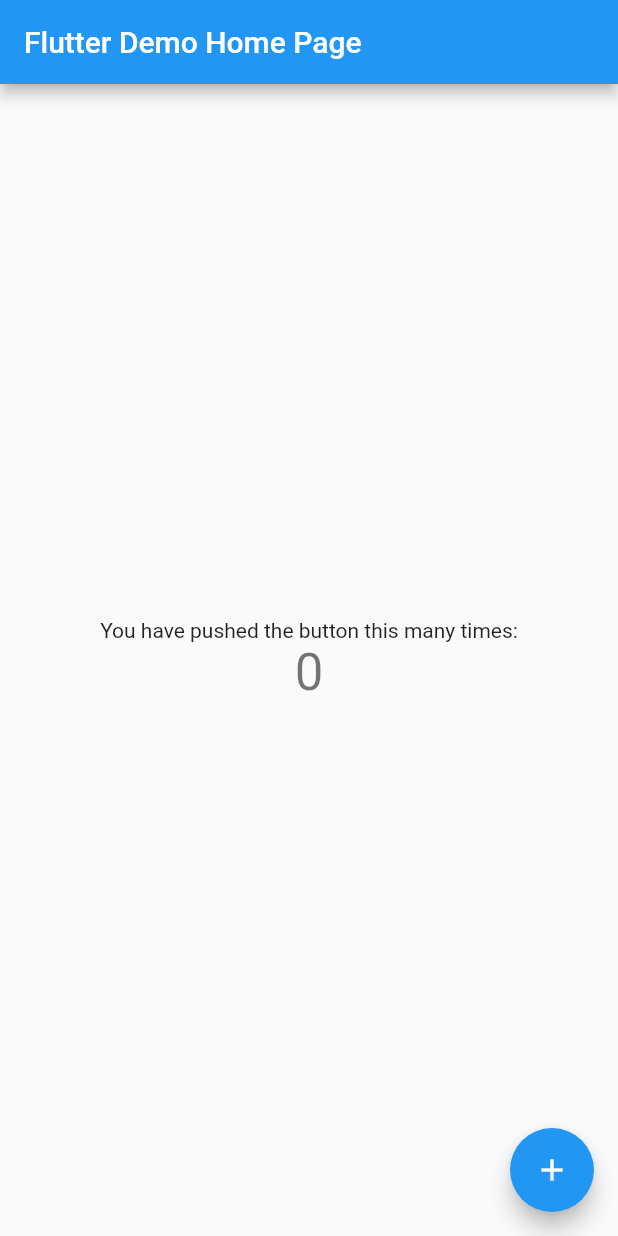
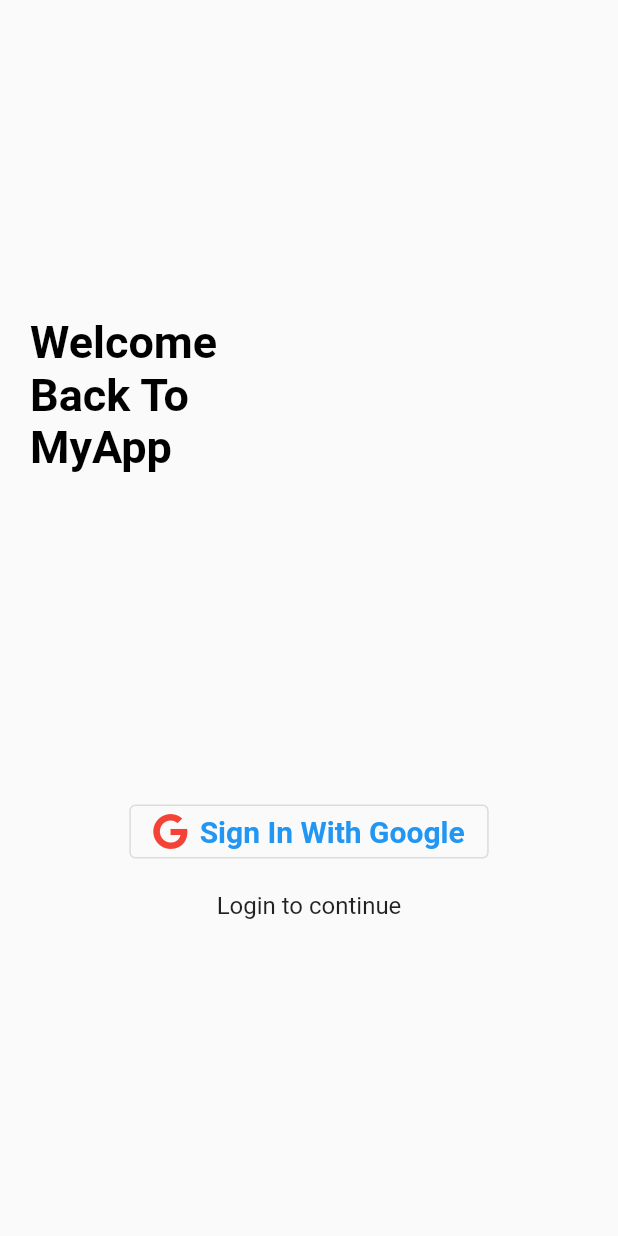
Before and after one commit to bienvu27/flutter_auth_social, a Flutter app: the screen it shows after launch, on a phone screen of 412 x 824 dp. Run offline on Flutter 3.47's test engine with Material 2 defaults, Android fonts, the phone set to English and light mode, and no system bars; our stand-ins replace firebase_auth, firebase_core, font_awesome_flutter, google_sign_in; accounts and stored records are empty.

Commit message:
Login GG

```diff
--- /dev/null
+++ b/lib/login_gg/page/home_page.dart
@@ -0,0 +1,34 @@
+import 'package:firebase_auth/firebase_auth.dart';
+import 'package:flutter/material.dart';
+import 'package:provider/provider.dart';
+
+import '../provider/google_sign_in.dart';
+import '../widget/logged_in_widget.dart';
+import '../widget/sign_up_widget.dart';
+
+class HomePage extends StatelessWidget {
+  const HomePage({Key? key}) : super(key: key);
+
+  @override
+  Widget build(BuildContext context) {
+    return Scaffold(
+      body: ChangeNotifierProvider(
+        create: (context) => GoogleSignInProvider(),
+        child: StreamBuilder(
+          stream: FirebaseAuth.instance.authStateChanges(),
+          builder: (context, snapshot) {
+            final provider = Provider.of<GoogleSignInProvider>(context);
+            if(provider.isSigningIn){
+              return buildLoading();
+            }else if(snapshot.hasData){
+              return LoggedInWidget();
+            }else{
+              return SignUpWidget();
+            }
+          }
+        ),
+      ),
+    );
+  }
+  Widget buildLoading() => Center(child: CircularProgressIndicator(),);
+}
--- /dev/null
+++ b/lib/login_gg/provider/google_sign_in.dart
@@ -0,0 +1,42 @@
+import 'package:firebase_auth/firebase_auth.dart';
+import 'package:flutter/material.dart';
+import 'package:google_sign_in/google_sign_in.dart';
+
+class GoogleSignInProvider extends ChangeNotifier {
+  final googleSignIn = GoogleSignIn();
+  bool _isSigningIn = false;
+
+  GoogleSignInProvider(){
+    _isSigningIn = false;
+  }
+
+
+  bool get isSigningIn => _isSigningIn;
+
+  set isSigningIn(bool value) {
+    _isSigningIn = value;
+    notifyListeners();
+  }
+
+  Future login() async {
+    isSigningIn = true;
+    final user = await googleSignIn.signIn();
+    if(user == null){
+      isSigningIn = false;
+      return;
+    }else {
+      final googleAuth = await user.authentication;
+
+      final credential = GoogleAuthProvider.credential(
+        accessToken: googleAuth.accessToken,
+        idToken: googleAuth.idToken,
+      );
+      await FirebaseAuth.instance.signInWithCredential(credential);
+      isSigningIn = false ;
+    }
+  }
+  void logout() async {
+    await googleSignIn.disconnect();
+    FirebaseAuth.instance.signOut();
+  }
+}
--- /dev/null
+++ b/lib/login_gg/widget/google_signup_button_widget.dart
@@ -0,0 +1,27 @@
+import 'package:flutter/material.dart';
+import 'package:font_awesome_flutter/font_awesome_flutter.dart';
+import 'package:provider/provider.dart';
+
+import '../provider/google_sign_in.dart';
+
+class GoogleSignupButtonWidget extends StatelessWidget {
+  const GoogleSignupButtonWidget({Key? key}) : super(key: key);
+
+  @override
+  Widget build(BuildContext context) {
+    return Container(
+      padding: EdgeInsets.all(4),
+      child: OutlinedButton.icon(
+        label: Text(
+          'Sign In With Google',
+          style: TextStyle(fontWeight: FontWeight.bold, fontSize: 20),
+        ),
+        icon: FaIcon(FontAwesomeIcons.google, color: Colors.red,),
+        onPressed: (){
+          final provider = Provider.of<GoogleSignInProvider>(context, listen: false);
+          provider.login();
+        },
+      ),
+    );
+  }
+}
--- /dev/null
+++ b/lib/login_gg/widget/sign_up_widget.dart
@@ -0,0 +1,35 @@
+import 'package:flutter/material.dart';
+
+import 'google_signup_button_widget.dart';
+
+class SignUpWidget extends StatelessWidget {
+  const SignUpWidget({Key? key}) : super(key: key);
+
+  @override
+  Widget build(BuildContext context) {
+    return Column(
+      children: [
+        Spacer(),
+        Align(
+          alignment: Alignment.centerLeft,
+          child: Container(
+            margin: EdgeInsets.symmetric(horizontal: 20),
+            width: 175,
+            child: Text('Welcome Back To MyApp',
+            style: TextStyle(
+              color: Colors.black,
+              fontSize: 30,
+              fontWeight: FontWeight.bold
+            ),
+            ),
+          ),
+        ),
+        Spacer(),
+        GoogleSignupButtonWidget(),
+        const SizedBox(height: 12,),
+        Text('Login to continue', style: TextStyle(fontSize: 16),),
+        Spacer(),
+      ],
+    );
+  }
+}
--- a/lib/main.dart
+++ b/lib/main.dart
@@ -1,6 +1,10 @@
 import 'package:flutter/material.dart';
+import 'package:firebase_core/firebase_core.dart';
 
-void main() {
+import 'login_gg/page/home_page.dart';
+void main() async {
+  WidgetsFlutterBinding.ensureInitialized();
+  await Firebase.initializeApp();
   runApp(const MyApp());
 }
 
@@ -16,84 +20,7 @@ class MyApp extends StatelessWidget {
       theme: ThemeData(
         primarySwatch: Colors.blue,
       ),
-      home: const MyHomePage(title: 'Flutter Demo Home Page'),
+      home: const HomePage(),
     );
   }
 }
-
-class MyHomePage extends StatefulWidget {
-  const MyHomePage({super.key, required this.title});
-
-
-  final String title;
-
-  @override
-  State<MyHomePage> createState() => _MyHomePageState();
-}
-
-class _MyHomePageState extends State<MyHomePage> {
-  int _counter = 0;
-
-  void _incrementCounter() {
-    setState(() {
-      // This call to setState tells the Flutter framework that something has
-      // changed in this State, which causes it to rerun the build method below
-      // so that the display can reflect the updated values. If we changed
-      // _counter without calling setState(), then the build method would not be
-      // called again, and so nothing would appear to happen.
-      _counter++;
-    });
-  }
-
-  @override
-  Widget build(BuildContext context) {
-    // This method is rerun every time setState is called, for instance as done
-    // by the _incrementCounter method above.
-    //
-    // The Flutter framework has been optimized to make rerunning build methods
-    // fast, so that you can just rebuild anything that needs updating rather
-    // than having to individually change instances of widgets.
-    return Scaffold(
-      appBar: AppBar(
-        // Here we take the value from the MyHomePage object that was created by
-        // the App.build method, and use it to set our appbar title.
-        title: Text(widget.title),
-      ),
-      body: Center(
-        // Center is a layout widget. It takes a single child and positions it
-        // in the middle of the parent.
-        child: Column(
-          // Column is also a layout widget. It takes a list of children and
-          // arranges them vertically. By default, it sizes itself to fit its
-          // children horizontally, and tries to be as tall as its parent.
-          //
-          // Invoke "debug painting" (press "p" in the console, choose the
-          // "Toggle Debug Paint" action from the Flutter Inspector in Android
-          // Studio, or the "Toggle Debug Paint" command in Visual Studio Code)
-          // to see the wireframe for each widget.
-          //
-          // Column has various properties to control how it sizes itself and
-          // how it positions its children. Here we use mainAxisAlignment to
-          // center the children vertically; the main axis here is the vertical
-          // axis because Columns are vertical (the cross axis would be
-          // horizontal).
-          mainAxisAlignment: MainAxisAlignment.center,
-          children: <Widget>[
-            const Text(
-              'You have pushed the button this many times:',
-            ),
-            Text(
-              '$_counter',
-              style: Theme.of(context).textTheme.headline4,
-            ),
-          ],
-        ),
-      ),
-      floatingActionButton: FloatingActionButton(
-        onPressed: _incrementCounter,
-        tooltip: 'Increment',
-        child: const Icon(Icons.add),
-      ), // This trailing comma makes auto-formatting nicer for build methods.
-    );
-  }
-}
--- a/pubspec.yaml
+++ b/pubspec.yaml
@@ -36,6 +36,10 @@ dependencies:
   # The following adds the Cupertino Icons font to your application.
   # Use with the CupertinoIcons class for iOS style icons.
   cupertino_icons: ^1.0.2
+  provider: ^6.0.4
+  font_awesome_flutter: ^10.2.1
+  firebase_auth: ^4.1.3
+  google_sign_in: ^5.4.2
 
 dev_dependencies:
   flutter_test:
```
Also changed, not shown: lib/login_gg/widget/logged_in_widget.dart (added, +52 -0 lines), pubspec.lock, 3 other files.
